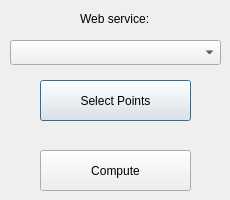
Old version of the form multi_points_route_dialog_base.ui in the repository GuilhemAllaman/multipoints-route-qgis-plugin.
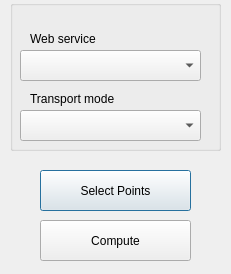
New version of the form.

What changed in the file:
```diff
--- a/multi_points_route_dialog_base.ui
+++ b/multi_points_route_dialog_base.ui
@@ -6,41 +6,18 @@
    <rect>
     <x>0</x>
     <y>0</y>
-    <width>230</width>
-    <height>200</height>
+    <width>231</width>
+    <height>274</height>
    </rect>
   </property>
   <property name="windowTitle">
    <string>Multiple Points Route</string>
   </property>
-  <widget class="QComboBox" name="combo_box_web_service">
-   <property name="geometry">
-    <rect>
-     <x>10</x>
-     <y>40</y>
-     <width>211</width>
-     <height>25</height>
-    </rect>
-   </property>
-  </widget>
-  <widget class="QLabel" name="label_web_service">
-   <property name="geometry">
-    <rect>
-     <x>80</x>
-     <y>10</y>
-     <width>71</width>
-     <height>17</height>
-    </rect>
-   </property>
-   <property name="text">
-    <string>Web service:</string>
-   </property>
-  </widget>
   <widget class="QPushButton" name="button_select_points">
    <property name="geometry">
     <rect>
      <x>40</x>
-     <y>80</y>
+     <y>170</y>
      <width>151</width>
      <height>41</height>
     </rect>
@@ -53,7 +30,7 @@
    <property name="geometry">
     <rect>
      <x>40</x>
-     <y>150</y>
+     <y>220</y>
      <width>151</width>
      <height>41</height>
     </rect>
@@ -62,6 +39,65 @@
     <string>Compute</string>
    </property>
   </widget>
+  <widget class="QGroupBox" name="group_box_service">
+   <property name="geometry">
+    <rect>
+     <x>10</x>
+     <y>0</y>
+     <width>211</width>
+     <height>151</height>
+    </rect>
+   </property>
+   <property name="title">
+    <string/>
+   </property>
+   <widget class="QLabel" name="label_web_service">
+    <property name="geometry">
+     <rect>
+      <x>20</x>
+      <y>30</y>
+      <width>161</width>
+      <height>17</height>
+     </rect>
+    </property>
+    <property name="text">
+     <string>Web service</string>
+    </property>
+   </widget>
+   <widget class="QComboBox" name="combo_box_web_service">
+    <property name="geometry">
+     <rect>
+      <x>10</x>
+      <y>50</y>
+      <width>181</width>
+      <height>31</height>
+     </rect>
+    </property>
+   </widget>
+   <widget class="QLabel" name="label_transport_mode">
+    <property name="geometry">
+     <rect>
+      <x>20</x>
+      <y>90</y>
+      <width>161</width>
+      <height>17</height>
+     </rect>
+    </property>
+    <property name="text">
+     <string>Transport mode</string>
+    </property>
+   </widget>
+   <widget class="QComboBox" name="combo_box_transport_mode">
+    <property name="geometry">
+     <rect>
+      <x>10</x>
+      <y>110</y>
+      <width>181</width>
+      <height>31</height>
+     </rect>
+    </property>
+   </widget>
+  </widget>
  </widget>
  <resources/>
  <connections/>
```
